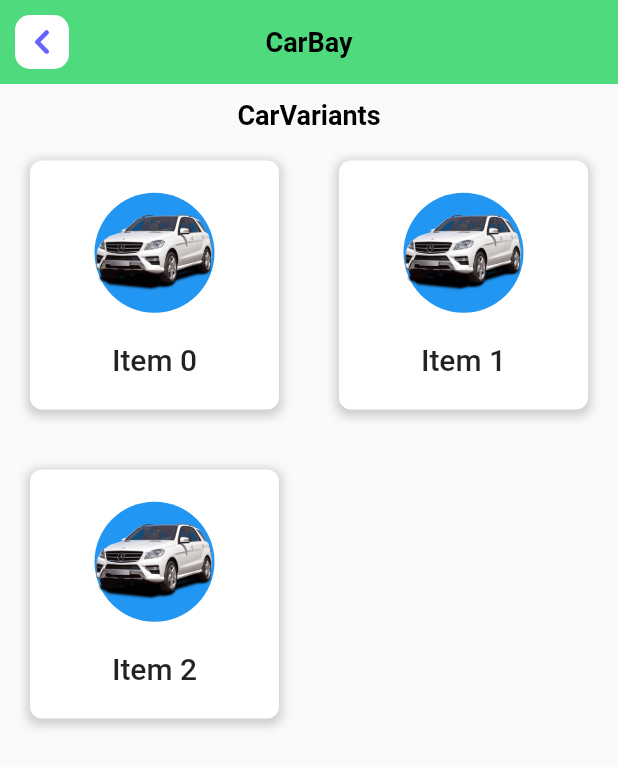
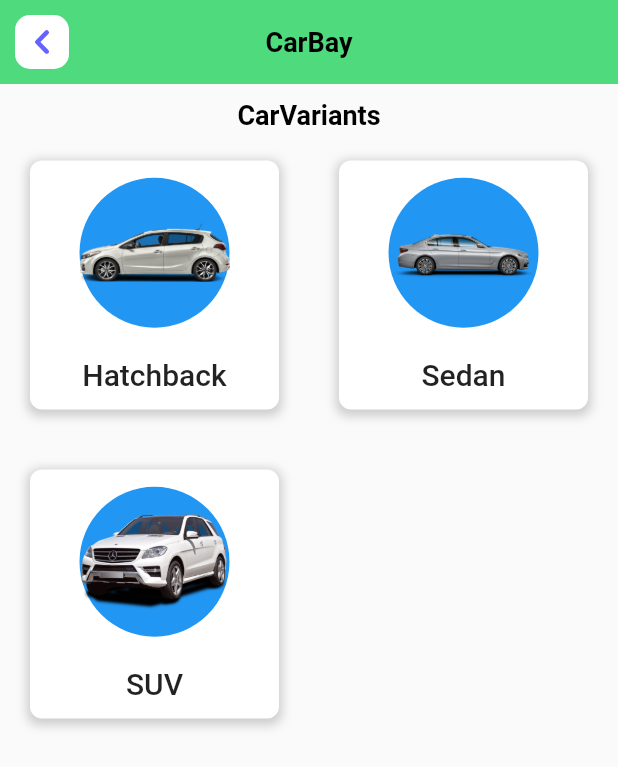
Before and after one commit to msibly/cars-demo-app, a Flutter app: the screen it shows after launch, on a phone screen of 412 x 824 dp. Shown: the top 767 px of the screen. Run offline on Flutter 3.47's test engine with Material 2 defaults, Android fonts, the phone set to English and light mode, and no system bars; our stand-ins replace flutter_svg.

Commit message:
home page complete

```diff
--- a/lib/home.dart
+++ b/lib/home.dart
@@ -1,5 +1,11 @@
 import 'package:flutter/material.dart';
 import 'package:flutter_svg/flutter_svg.dart';
+
+void main() {
+  runApp(MaterialApp(
+    home: const HomePage(),
+  ));
+}
 
 class HomePage extends StatelessWidget {
   const HomePage({Key? key});
@@ -18,53 +24,19 @@ class HomePage extends StatelessWidget {
   }
 
   Expanded gridElements(BuildContext context) {
+    // Define a list of grid items with titles and image paths
+    final List<GridItem> gridItems = [
+      GridItem(title: 'Hatchback', imagePath: 'assets/images/hatchback.png'),
+      GridItem(title: 'Sedan', imagePath: 'assets/images/sedan.png'),
+      GridItem(title: 'SUV', imagePath: 'assets/images/suv.png'),
+    ];
+
     return Expanded(
       child: GridView.count(
         crossAxisCount: 2,
-        children: List.generate(3, (index) {
-          return Container(
-            margin: const EdgeInsets.all(20), // Margin around each item
-            decoration: BoxDecoration(
-              color: Colors.white, // Background color of each item
-              borderRadius: BorderRadius.circular(8), // Rounded corners
-              boxShadow: [
-                BoxShadow(
-                  color: Colors.grey.withOpacity(0.5), // Shadow color
-                  spreadRadius: 2, // Spread radius
-                  blurRadius: 5, // Blur radius
-                  offset: const Offset(0, 2), // Offset in x and y direction
-                ),
-              ],
-            ),
-            child: Column(
-              mainAxisAlignment: MainAxisAlignment.center,
-              children: [
-                Container(
-                  width: 80, // Width and height of the image container
-                  height: 80,
-                  decoration: const BoxDecoration(
-                    shape: BoxShape.circle, // Circular shape
-                    color: Colors
-                        .blue, // Background color of the circular container
-                  ),
-                  child: Center(
-                    child: Image.asset(
-                      'assets/images/suv.png', // image path here
-                      width: 100, // width and height of the image
-                      height: 100,
-                    ),
-                  ),
-                ),
-                const SizedBox(
-                    height: 20), // Spacing between the image and text
-                Text(
-                  'Item $index',
-                  style: Theme.of(context).textTheme.titleLarge,
-                ),
-              ],
-            ),
-          );
-        }),
+        children: gridItems.map((item) {
+          return GridItemWidget(item: item);
+        }).toList(),
       ),
     );
   }
@@ -98,7 +70,7 @@ class HomePage extends StatelessWidget {
         decoration: BoxDecoration(
             color: Colors.white, borderRadius: BorderRadius.circular(10)),
         child: SvgPicture.asset(
-          'assets/icons/backButton.svg',
+          'assets/icons/backButton.svg', // Replace with your image path
           height: 200,
           width: 200,
         ),
@@ -106,3 +78,60 @@ class HomePage extends StatelessWidget {
     );
   }
 }
+
+class GridItem {
+  final String title;
+  final String imagePath;
+
+  GridItem({required this.title, required this.imagePath});
+}
+
+class GridItemWidget extends StatelessWidget {
+  final GridItem item;
+
+  GridItemWidget({required this.item});
+
+  @override
+  Widget build(BuildContext context) {
+    return Container(
+      margin: const EdgeInsets.all(20), // Margin around each item
+      decoration: BoxDecoration(
+        color: Colors.white, // Background color of each item
+        borderRadius: BorderRadius.circular(8), // Rounded corners
+        boxShadow: [
+          BoxShadow(
+            color: Colors.grey.withOpacity(0.5), // Shadow color
+            spreadRadius: 2, // Spread radius
+            blurRadius: 5, // Blur radius
+            offset: const Offset(0, 2), // Offset in x and y direction
+          ),
+        ],
+      ),
+      child: Column(
+        mainAxisAlignment: MainAxisAlignment.center,
+        children: [
+          Container(
+            width: 100, // Width and height of the image container
+            height: 100,
+            decoration: const BoxDecoration(
+              shape: BoxShape.circle, // Circular shape
+              color: Colors.blue, // Background color of the circular container
+            ),
+            child: Center(
+              child: Image.asset(
+                item.imagePath, // image path from GridItem
+                width: 100, // width and height of the image
+                height: 100,
+              ),
+            ),
+          ),
+          const SizedBox(height: 20), // Spacing between the image and text
+          Text(
+            item.title, // title from GridItem
+            style: Theme.of(context).textTheme.titleLarge,
+          ),
+        ],
+      ),
+    );
+  }
+}
--- a/lib/main.dart
+++ b/lib/main.dart
@@ -10,7 +10,7 @@ class MyApp extends StatelessWidget {
 
   @override
   Widget build(BuildContext context) {
-    return MaterialApp(
+    return const MaterialApp(
       home: HomePage(),
     );
   }
```
Also changed, not shown: assets/images/hatchback.png (added), assets/images/sedan.png.
